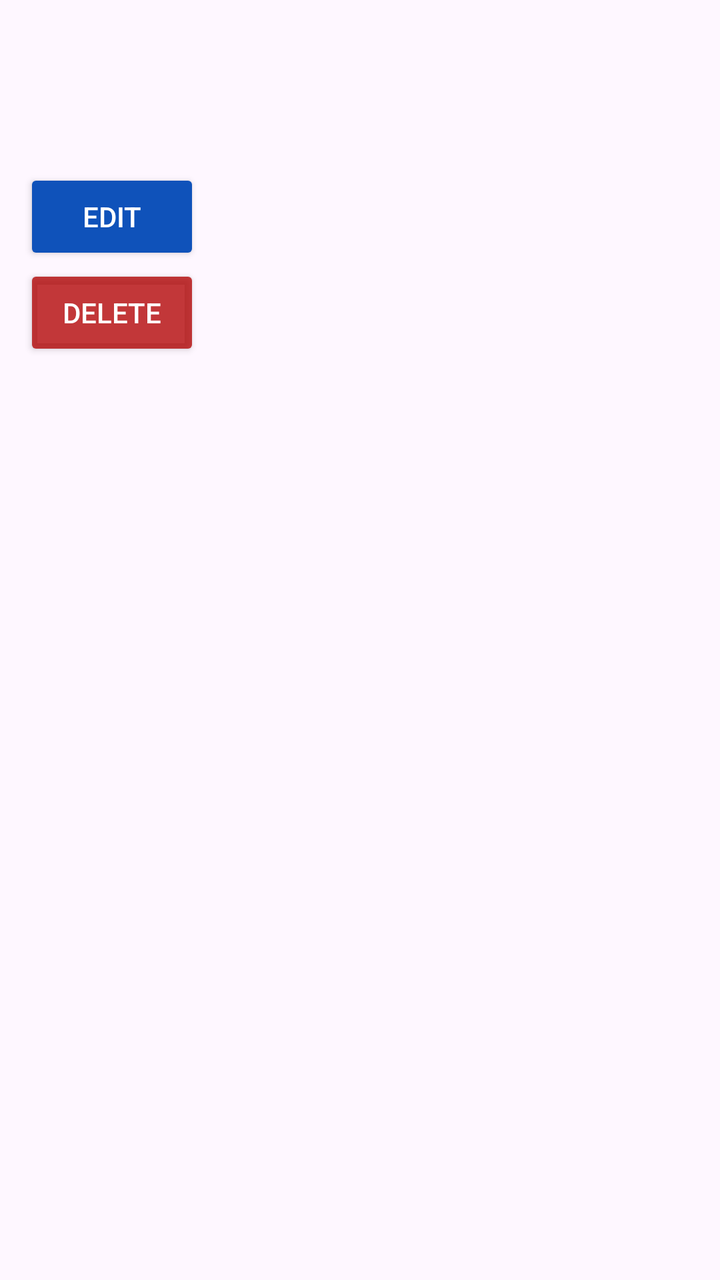
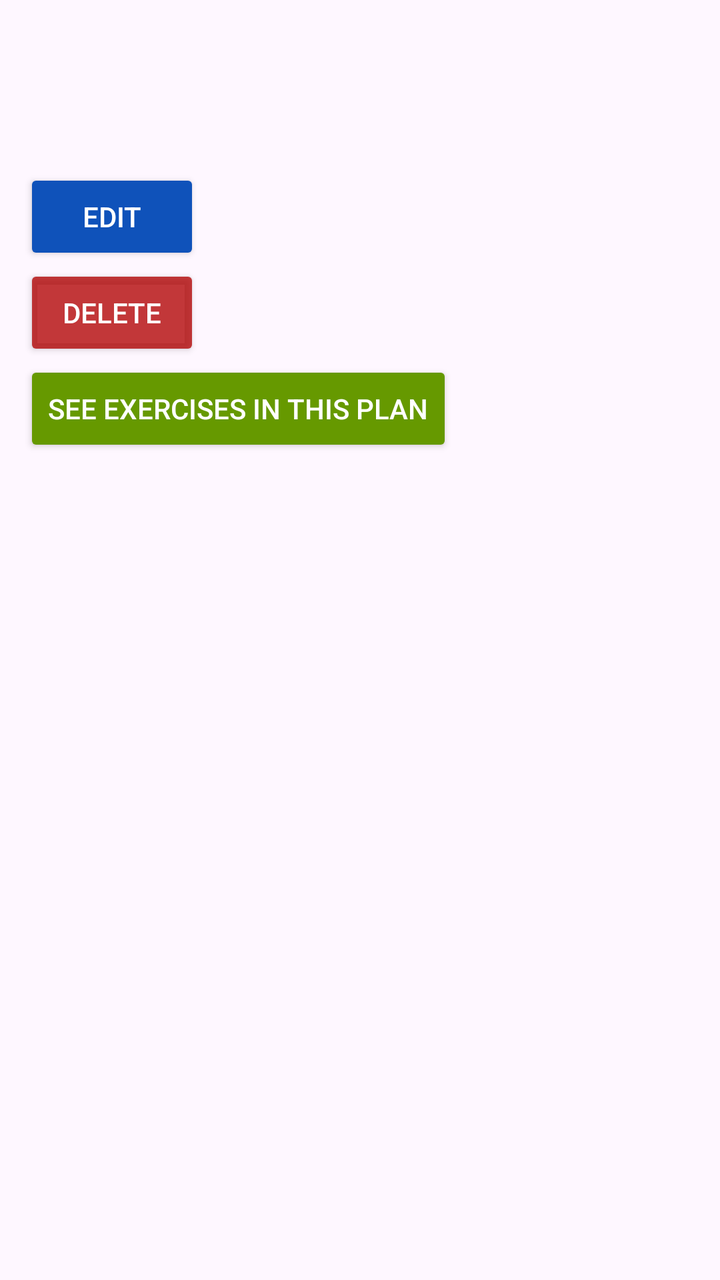

An Android layout rendered at two revisions. The XML below is the earlier revision; the diff shows what the commit changed to produce the second picture.
<!-- AndroidManifest.xml: application theme Theme.GymApp -->
<!-- res/layout/item_plano.xml -->
<?xml version="1.0" encoding="utf-8"?>
<LinearLayout xmlns:android="http://schemas.android.com/apk/res/android"
    android:layout_width="match_parent"
    android:layout_height="wrap_content"
    android:orientation="vertical"
    android:padding="12dp"
    android:background="?android:attr/selectableItemBackground">

    <TextView
        android:id="@+id/planId"
        android:layout_width="match_parent"
        android:layout_height="wrap_content"
        android:textSize="18sp"
        android:textStyle="bold"
        android:textColor="@color/white" />


    
    <TextView
        android:id="@+id/planName"
        android:layout_width="match_parent"
        android:layout_height="wrap_content"
        android:textSize="18sp"
        android:textStyle="bold"
        android:textColor="@color/white" />




    
    <TextView
        android:id="@+id/dataCriacao"
        android:layout_width="match_parent"
        android:layout_height="wrap_content"
        android:textSize="16sp"
        android:textColor="@color/notas_color"
        android:layout_marginTop="2dp" />


    <Button
        android:id="@+id/editPlan"
        android:layout_width="wrap_content"
        android:layout_height="wrap_content"
        android:text="@string/edit_button_text"
        android:textColor="@color/white"
        android:backgroundTint="@color/blue_sapphire"
        />

    <Button
        android:id="@+id/deletePlan"
        android:layout_width="wrap_content"
        android:layout_height="wrap_content"
        android:backgroundTint="@color/bright_red"
        android:text="@string/delete_button_text"
        android:textColor="@color/white" />


</LinearLayout>
<!-- resources referenced by this layout -->
<resources>
  <color name="blue_sapphire">#0F52BA</color>
  <color name="bright_red">#CDB40909</color>
  <color name="notas_color">#CDFFFFFF</color>
  <color name="white">#FFFFFFFF</color>
  <string name="delete_button_text">Delete</string>
  <string name="edit_button_text">Edit</string>
  <style name="Theme.GymApp" parent="Base.Theme.GymApp" />
  <style name="Base.Theme.GymApp" parent="Theme.Material3.DayNight.NoActionBar">
          
          <item name="android:forceDarkAllowed">false</item>
  
          
      </style>
</resources>

<!-- the commit's change to res/layout/item_plano.xml (unified diff, before → after) -->
@@ -54,5 +54,13 @@
         android:text="@string/delete_button_text"
         android:textColor="@color/white" />
 
+    <Button
+        android:id="@+id/seeExercises"
+        android:layout_width="wrap_content"
+        android:layout_height="wrap_content"
+        android:backgroundTint="@android:color/holo_green_dark"
+        android:text="@string/see_exercise_button_text"
+        android:textColor="@color/white" />
+
 
 </LinearLayout>
<!-- resource entries referenced after the edit -->
@@ -6,6 +6,7 @@
   <color name="white">#FFFFFFFF</color>
   <string name="delete_button_text">Delete</string>
   <string name="edit_button_text">Edit</string>
+  <string name="see_exercise_button_text">See exercises in this  plan</string>
   <style name="Theme.GymApp" parent="Base.Theme.GymApp" />
   <style name="Base.Theme.GymApp" parent="Theme.Material3.DayNight.NoActionBar">
           
